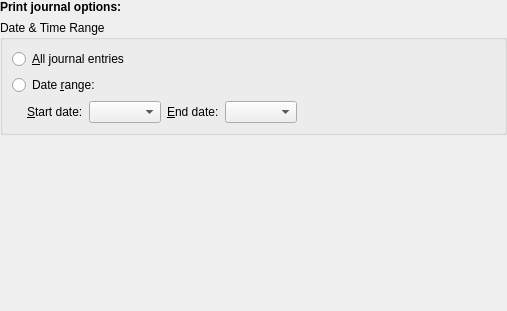
This is src/printing/calprintjournalconfig_base.ui in KDE/calendarsupport as Qt 5 draws it before an edit. The edited form follows.
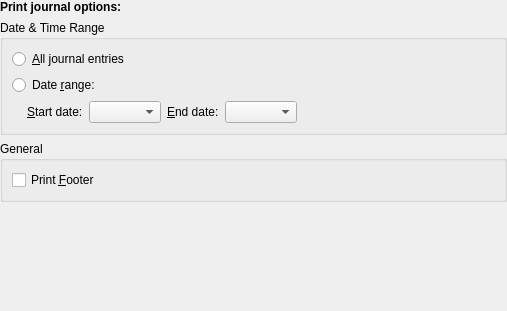
This is the edited form. Custom widgets are drawn as their Qt base class.

Patch:
```diff
--- a/src/printing/calprintjournalconfig_base.ui
+++ b/src/printing/calprintjournalconfig_base.ui
@@ -155,6 +155,28 @@
      </layout>
     </widget>
    </item>
+   <item>
+    <widget class="QGroupBox" name="mGeneralGroup">
+     <property name="title">
+      <string comment="@title general print settings">General</string>
+     </property>
+     <layout class="QVBoxLayout" name="verticalLayout">
+      <item>
+       <widget class="QCheckBox" name="mPrintFooter">
+        <property name="toolTip">
+         <string>Print a datetime footer on each page</string>
+        </property>
+        <property name="whatsThis">
+         <string>Check this box if you want to print a small footer on each page that contains the date of the print.</string>
+        </property>
+        <property name="text">
+         <string>Print &amp;Footer</string>
+        </property>
+       </widget>
+      </item>
+     </layout>
+    </widget>
+   </item>
    <item>
     <spacer>
      <property name="orientation">
```
